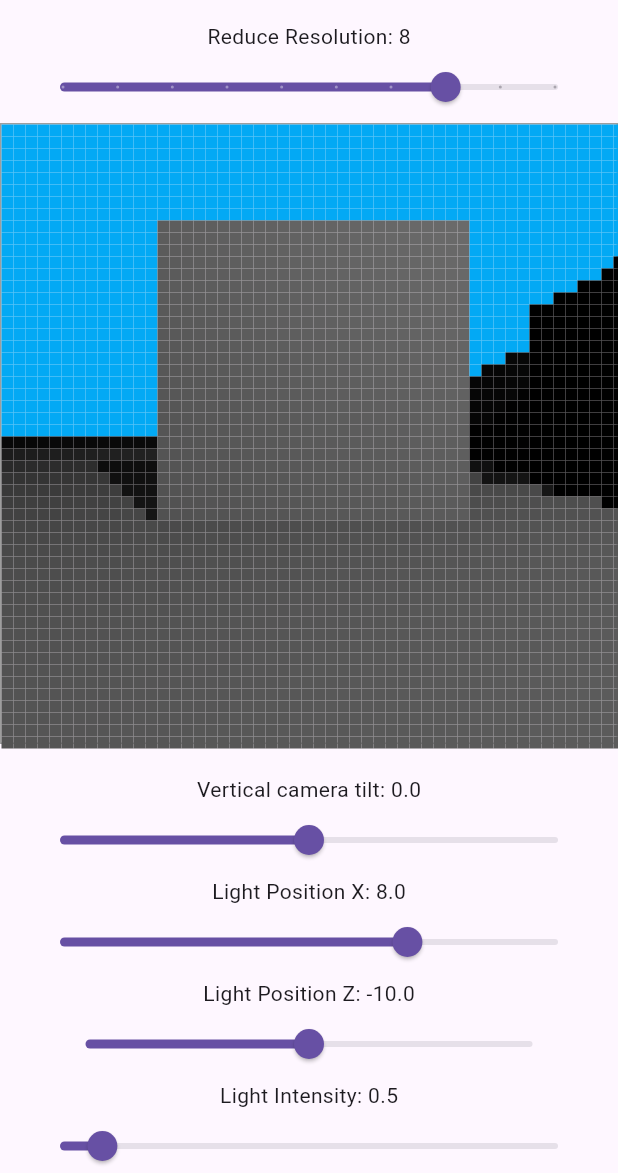
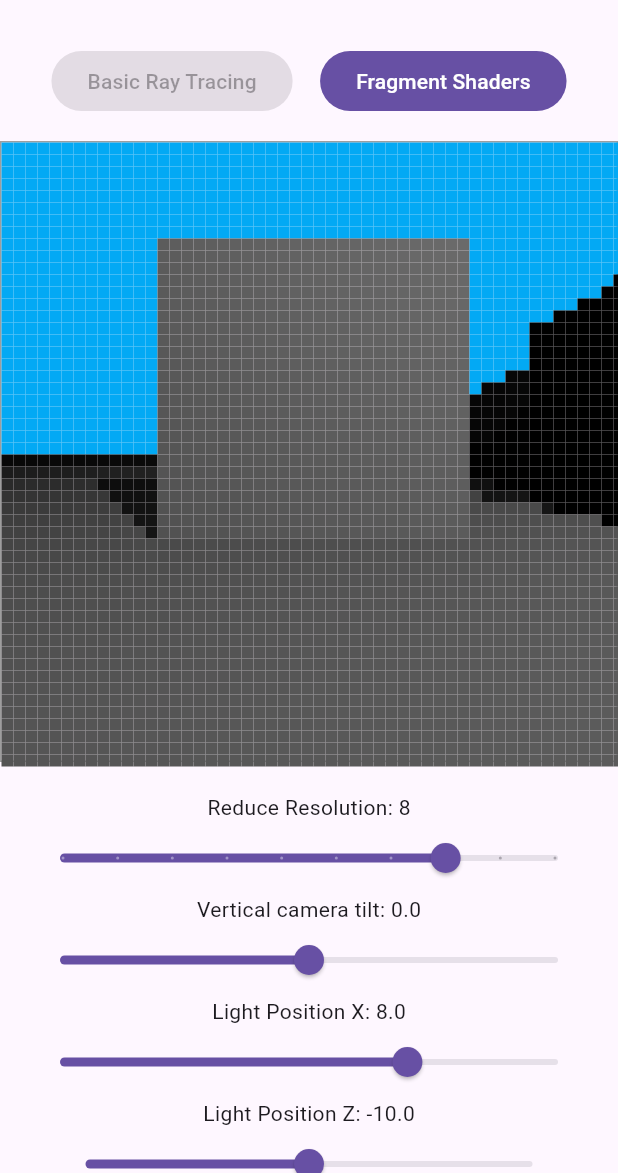
Before and after one commit to jobehi/Flutter_ray_casting, a Flutter app: the MainRayTracingPage screen opened directly, on a phone screen of 412 x 824 dp, the part 63-1236 px from its top. Run offline on Flutter 3.47's test engine with Material 3 defaults, Android fonts, the phone set to English and light mode, and no system bars.

Commit message:
chore(ui): minor improvements

```diff
--- a/lib/ray_tracing/basic/basic_ray_tracing_page.dart
+++ b/lib/ray_tracing/basic/basic_ray_tracing_page.dart
@@ -132,26 +132,6 @@ class RayTracingWidgetState extends State<BasicRayTracingWidget> {
     return SingleChildScrollView(
       child: Column(
         children: [
-          Padding(
-            padding: const EdgeInsets.symmetric(horizontal: 16.0),
-            child: Column(
-              children: [
-                Text('Reduce Resolution: $lowResMultiplier'),
-                Slider(
-                  value: lowResMultiplier.toDouble(),
-                  min: 1,
-                  max: 10,
-                  divisions: 9,
-                  label: lowResMultiplier.toString(),
-                  onChanged: (value) {
-                    setState(() {
-                      lowResMultiplier = value.toInt();
-                    });
-                  },
-                ),
-              ],
-            ),
-          ),
           Container(
             decoration: BoxDecoration(
               border: Border.all(color: Colors.grey),
@@ -205,6 +185,26 @@ class RayTracingWidgetState extends State<BasicRayTracingWidget> {
             ),
           ),
           const SizedBox(height: 20),
+          Padding(
+            padding: const EdgeInsets.symmetric(horizontal: 16.0),
+            child: Column(
+              children: [
+                Text('Reduce Resolution: $lowResMultiplier'),
+                Slider(
+                  value: lowResMultiplier.toDouble(),
+                  min: 1,
+                  max: 10,
+                  divisions: 9,
+                  label: lowResMultiplier.toString(),
+                  onChanged: (value) {
+                    setState(() {
+                      lowResMultiplier = value.toInt();
+                    });
+                  },
+                ),
+              ],
+            ),
+          ),
           Column(
             children: [
               Padding(
--- a/lib/ray_tracing/main_ray_tracing_page.dart
+++ b/lib/ray_tracing/main_ray_tracing_page.dart
@@ -1,4 +1,5 @@
 import 'package:flutter/material.dart';
+import 'package:ray_something/ray_tracing/fragment_shader/fragment_shaders_page.dart';
 
 import 'basic/basic_ray_tracing_page.dart';
 
@@ -10,15 +11,56 @@ class MainRayTracingPage extends StatefulWidget {
 }
 
 class _MainRayTracingPageState extends State<MainRayTracingPage> {
+  final pageViewControllers = PageController(initialPage: 0);
+  int currentPage = 0;
+
+  final pages = const [
+    BasicRayTracingWidget(),
+    FragmentShadersPage(),
+  ];
+
   @override
   Widget build(BuildContext context) {
     return Scaffold(
       appBar: AppBar(
         title: const Text('Ray Tracing'),
       ),
-      body: PageView(
-        children: const [
-          BasicRayTracingWidget(),
+      body: Column(
+        children: [
+          Container(
+            padding: const EdgeInsets.all(16.0),
+            child: Row(
+              mainAxisAlignment: MainAxisAlignment.spaceEvenly,
+              children: [
+                FilledButton(
+                    onPressed: currentPage != 0
+                        ? () {
+                            pageViewControllers.jumpToPage(0);
+                            setState(() {
+                              currentPage = 0;
+                            });
+                          }
+                        : null,
+                    child: const Text('Basic Ray Tracing')),
+                FilledButton(
+                    onPressed: currentPage != 1
+                        ? () {
+                            pageViewControllers.jumpToPage(1);
+                            setState(() {
+                              currentPage = 1;
+                            });
+                          }
+                        : null,
+                    child: const Text('Fragment Shaders')),
+              ],
+            ),
+          ),
+          Expanded(
+            child: PageView(
+              controller: pageViewControllers,
+              children: pages,
+            ),
+          ),
         ],
       ),
     );
```
